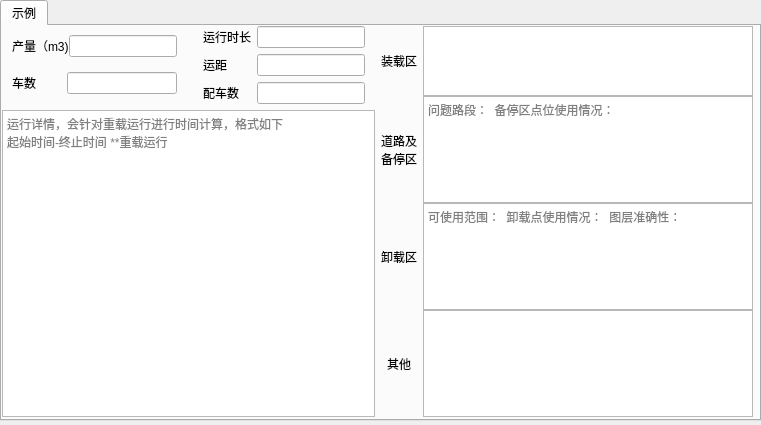
Before: the Qt Designer form 报表生成/ui/tab_example.ui in enjoylearning96/QT, drawn with Qt 5.
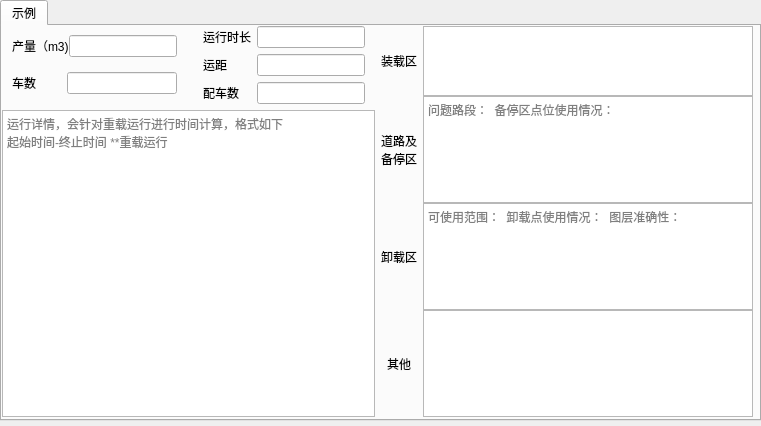
After: the same form once the commit is applied.

What changed in the file:
```diff
--- a/报表生成/ui/tab_example.ui
+++ b/报表生成/ui/tab_example.ui
@@ -7,9 +7,27 @@
     <x>0</x>
     <y>0</y>
     <width>761</width>
-    <height>425</height>
+    <height>426</height>
    </rect>
   </property>
+  <property name="sizePolicy">
+   <sizepolicy hsizetype="Fixed" vsizetype="Fixed">
+    <horstretch>0</horstretch>
+    <verstretch>0</verstretch>
+   </sizepolicy>
+  </property>
+  <property name="minimumSize">
+   <size>
+    <width>761</width>
+    <height>426</height>
+   </size>
+  </property>
+  <property name="maximumSize">
+   <size>
+    <width>761</width>
+    <height>426</height>
+   </size>
+  </property>
   <property name="windowTitle">
    <string>Form</string>
   </property>
```
